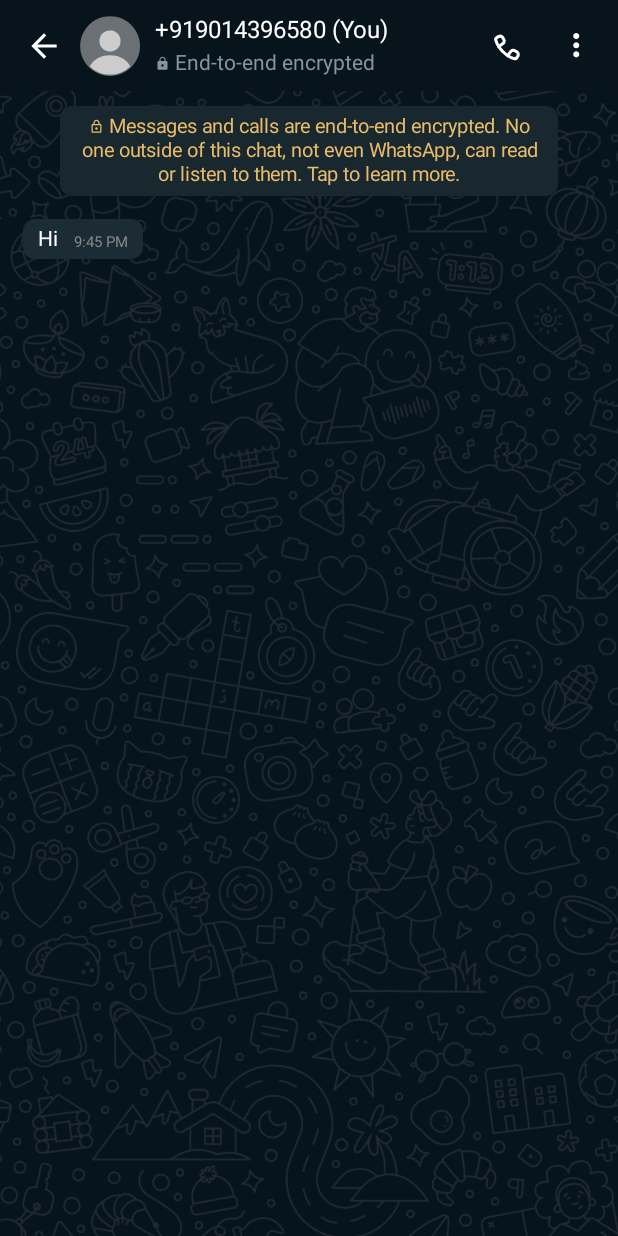
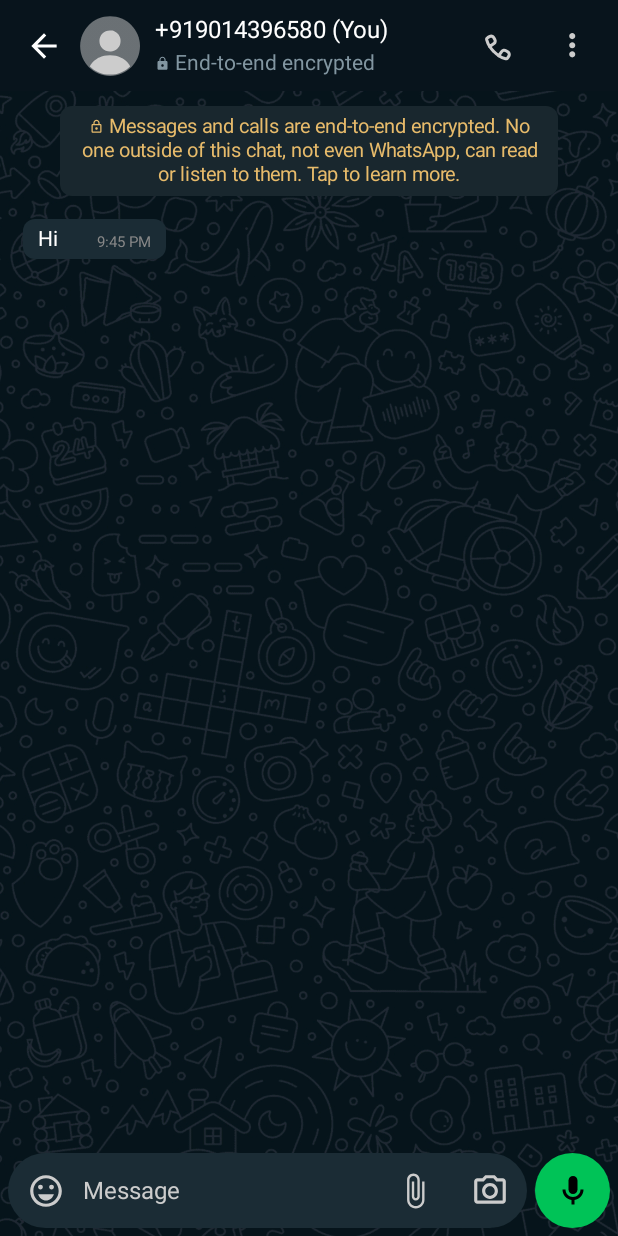
Before and after one commit to nxtgencat/NxtViewer, an Android app built with Jetpack Compose: the @Preview function ChatScreenPreview, on a phone screen of 412 x 824 dp. Run offline under Robolectric (Android 15) with nearby library versions, the phone set to English and light mode, and no system bars; our stand-ins replace Voyager.

Commit message:
Added TextBox In CHat Screen

```diff
--- a/app/src/main/java/cat/nxtviewer/chat/ChatScreen.kt
+++ b/app/src/main/java/cat/nxtviewer/chat/ChatScreen.kt
@@ -2,6 +2,7 @@
 
 import androidx.compose.foundation.Image
 import androidx.compose.foundation.background
+import androidx.compose.foundation.clickable
 import androidx.compose.foundation.layout.Arrangement
 import androidx.compose.foundation.layout.Box
 import androidx.compose.foundation.layout.Column
@@ -22,7 +23,11 @@
 import androidx.compose.material.icons.Icons
 import androidx.compose.material.icons.automirrored.filled.ArrowBack
 import androidx.compose.material.icons.filled.Lock
+import androidx.compose.material.icons.outlined.AttachFile
+import androidx.compose.material.icons.outlined.CameraAlt
+import androidx.compose.material.icons.outlined.EmojiEmotions
 import androidx.compose.material.icons.outlined.Lock
+import androidx.compose.material.icons.outlined.Mic
 import androidx.compose.material3.Divider
 import androidx.compose.material3.Icon
 import androidx.compose.material3.IconButton
@@ -50,6 +55,7 @@
 import cafe.adriel.voyager.navigator.Navigator
 import cat.nxtviewer.R
 import cat.nxtviewer.ui.theme.DividerColor
+import cat.nxtviewer.ui.theme.DotColor
 import cat.nxtviewer.ui.theme.GreyText
 import cat.nxtviewer.ui.theme.ReceiverBubbleBG
 import cat.nxtviewer.ui.theme.SecurityMessageBG
@@ -96,7 +102,18 @@
                 ) {
                     SecurityMessage()
                 }
-                ReceiverBubble()
+                Column(
+                    modifier = Modifier
+                        .weight(9f)
+                        .fillMaxWidth()
+                ) {
+                    ReceiverBubble()
+
+                }
+                Column {
+                    TextBox()
+
+                }
             }
         }
     }
@@ -138,7 +155,7 @@
             Column(
                 modifier = Modifier
                     .fillMaxHeight()
-                    .weight(7f),
+                    .weight(1f),
                 verticalArrangement = Arrangement.SpaceEvenly
             ) {
                 Text(
@@ -159,35 +176,15 @@
                 )
             }
             Box(
-                modifier = Modifier.weight(3f),
+//                modifier = Modifier.weight(3f),
                 contentAlignment = Alignment.CenterEnd
-            ){
+            ) {
                 Row(
                     modifier = Modifier.width(100.dp),
                     horizontalArrangement = Arrangement.End
                 ) {
-                    IconButton(
-                    modifier = Modifier.weight(1f),
-                        onClick = { /*TODO*/ }
-                    ) {
-                        Icon(
-                            modifier = Modifier.size(25.dp),
-                            painter = painterResource(id = R.drawable.call),
-                            contentDescription = "Chats",
-                            tint = Color.White
-                        )
-                    }
-                    IconButton(
-                    modifier = Modifier.weight(1f),
-                        onClick = { /*TODO*/ }
-                    ) {
-                        Icon(
-                            modifier = Modifier.size(25.dp),
-                            painter = painterResource(id = R.drawable.menu),
-                            contentDescription = "Chats",
-                            tint = Color.White
-                        )
-                    }
+                    TopBarIcon(painterResourceId = R.drawable.call)
+                    TopBarIcon(painterResourceId = R.drawable.menu)
                 }
             }
 
@@ -266,7 +263,7 @@
             .clip(RoundedCornerShape(8.dp))
             .background(color = ReceiverBubbleBG)
             .padding(start = 10.dp, top = 5.dp, bottom = 5.dp, end = 10.dp)
-            .widthIn(min = 60.dp, max = 300.dp)
+            .widthIn(min = 75.dp, max = 300.dp)
     ) {
         Text(
             text = "Hi",
@@ -283,8 +280,91 @@
     }
 }
 
+@Composable
+fun TextBox() {
+    Row(
+        modifier = Modifier.fillMaxWidth()
+    ) {
+        Row(
+            modifier = Modifier
+                .padding(5.dp)
+                .clip(RoundedCornerShape(25.dp))
+                .background(ReceiverBubbleBG)
+                .weight(8f),
+            verticalAlignment = Alignment.CenterVertically
+        ) {
+            TextBoxIcon(imageVector = Icons.Outlined.EmojiEmotions)
+            Text(
+                modifier = Modifier.weight(1f),
+                fontSize = 16.sp,
+                text = "Message",
+                color = Color.LightGray
+            )
+            TextBoxIcon(imageVector = Icons.Outlined.AttachFile)
+            TextBoxIcon(imageVector = Icons.Outlined.CameraAlt)
+
+
+        }
+        Box(
+            modifier = Modifier
+                .padding(top = 5.dp, bottom = 5.dp, end = 5.dp)
+                .size(50.dp)
+                .clip(RoundedCornerShape(50.dp))
+                .background(DotColor)
+                .clickable { },
+            contentAlignment = Alignment.Center
+        ) {
+            Icon(
+                imageVector = Icons.Outlined.Mic,
+                contentDescription = null,
+                tint = Color.Black
+            )
+        }
+    }
+
+}
+
+@Composable
+fun TextBoxIcon(imageVector: ImageVector) {
+    Box(
+        modifier = Modifier
+            .size(50.dp),
+        contentAlignment = Alignment.Center
+    ) {
+        IconButton(onClick = { /*TODO*/ }) {
+            Icon(
+                modifier = Modifier.size(25.dp),
+                imageVector = imageVector,
+                contentDescription = null,
+                tint = Color.LightGray
+            )
+        }
+
+    }
+}
+
+@Composable
+fun TopBarIcon(painterResourceId: Int) {
+    Box(
+        modifier = Modifier
+            .size(50.dp),
+        contentAlignment = Alignment.Center
+    ) {
+        IconButton(onClick = { /*TODO*/ }) {
+            Icon(
+                modifier = Modifier.size(25.dp),
+                painter = painterResource(id = painterResourceId),
+                contentDescription = null,
+                tint = Color.LightGray
+            )
+        }
+
+    }
+}
+
 @Preview(showSystemUi = true)
 @Composable
 fun ChatScreenPreview() {
     ChatScreen()
+
 }
--- a/app/src/main/res/mipmap-anydpi-v26/ic_launcher.xml
+++ b/app/src/main/res/mipmap-anydpi-v26/ic_launcher.xml
@@ -1,6 +1,6 @@
 <?xml version="1.0" encoding="utf-8"?>
 <adaptive-icon xmlns:android="http://schemas.android.com/apk/res/android">
-    <background android:drawable="@color/ic_launcher_background"/>
-    <foreground android:drawable="@mipmap/ic_launcher_foreground"/>
-    <monochrome android:drawable="@mipmap/ic_launcher_foreground"/>
+    <background android:drawable="@color/ic_launcher_background" />
+    <foreground android:drawable="@mipmap/ic_launcher_foreground" />
+    <monochrome android:drawable="@mipmap/ic_launcher_foreground" />
 </adaptive-icon>
--- a/app/src/main/res/mipmap-anydpi-v26/ic_launcher_round.xml
+++ b/app/src/main/res/mipmap-anydpi-v26/ic_launcher_round.xml
@@ -1,6 +1,6 @@
 <?xml version="1.0" encoding="utf-8"?>
 <adaptive-icon xmlns:android="http://schemas.android.com/apk/res/android">
-    <background android:drawable="@color/ic_launcher_background"/>
-    <foreground android:drawable="@mipmap/ic_launcher_foreground"/>
-    <monochrome android:drawable="@mipmap/ic_launcher_foreground"/>
+    <background android:drawable="@color/ic_launcher_background" />
+    <foreground android:drawable="@mipmap/ic_launcher_foreground" />
+    <monochrome android:drawable="@mipmap/ic_launcher_foreground" />
 </adaptive-icon>
--- a/gradle/libs.versions.toml
+++ b/gradle/libs.versions.toml
@@ -1,13 +1,13 @@
 [versions]
-agp = "8.4.0"
+agp = "8.5.0"
 kotlin = "1.9.0"
-coreKtx = "1.10.1"
+coreKtx = "1.13.1"
 junit = "4.13.2"
-junitVersion = "1.1.5"
-espressoCore = "3.5.1"
-lifecycleRuntimeKtx = "2.6.1"
-activityCompose = "1.8.0"
-composeBom = "2023.08.00"
+junitVersion = "1.2.1"
+espressoCore = "3.6.1"
+lifecycleRuntimeKtx = "2.8.2"
+activityCompose = "1.9.0"
+composeBom = "2024.06.00"
 
 [libraries]
 androidx-core-ktx = { group = "androidx.core", name = "core-ktx", version.ref = "coreKtx" }
```
Also changed, not shown: gradle/wrapper/gradle-wrapper.properties, 2 other files.
